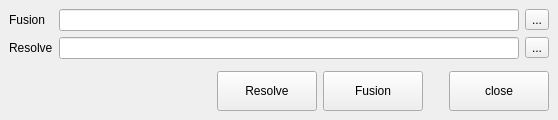
First picture: the form in library/python/rs/tool/resolve_launcher/resolve_launcher.ui, repository nakano000/Resolve_Script, before the edit.
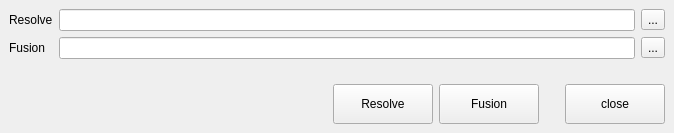
Second picture: the form after the edit.

Commit message: UI調整

```diff
--- a/library/python/rs/tool/resolve_launcher/resolve_launcher.ui
+++ b/library/python/rs/tool/resolve_launcher/resolve_launcher.ui
@@ -6,8 +6,8 @@
    <rect>
     <x>0</x>
     <y>0</y>
-    <width>558</width>
-    <height>120</height>
+    <width>674</width>
+    <height>133</height>
    </rect>
   </property>
   <property name="windowTitle">
@@ -18,34 +18,34 @@
     <item>
      <layout class="QGridLayout" name="gridLayout">
       <item row="0" column="0">
-       <widget class="QLabel" name="label">
+       <widget class="QLabel" name="label_2">
         <property name="text">
-         <string>Fusion</string>
+         <string>Resolve</string>
         </property>
        </widget>
       </item>
       <item row="0" column="1">
-       <widget class="QLineEdit" name="fusionLineEdit"/>
+       <widget class="QLineEdit" name="resolveLineEdit"/>
       </item>
       <item row="0" column="2">
-       <widget class="QToolButton" name="fusionToolButton">
+       <widget class="QToolButton" name="resolveToolButton">
         <property name="text">
          <string>...</string>
         </property>
        </widget>
       </item>
       <item row="1" column="0">
-       <widget class="QLabel" name="label_2">
+       <widget class="QLabel" name="label">
         <property name="text">
-         <string>Resolve</string>
+         <string>Fusion</string>
         </property>
        </widget>
       </item>
       <item row="1" column="1">
-       <widget class="QLineEdit" name="resolveLineEdit"/>
+       <widget class="QLineEdit" name="fusionLineEdit"/>
       </item>
       <item row="1" column="2">
-       <widget class="QToolButton" name="resolveToolButton">
+       <widget class="QToolButton" name="fusionToolButton">
         <property name="text">
          <string>...</string>
         </property>
@@ -60,8 +60,8 @@
       </property>
       <property name="sizeHint" stdset="0">
        <size>
-        <width>20</width>
-        <height>0</height>
+        <width>653</width>
+        <height>10</height>
        </size>
       </property>
      </spacer>
```
The commit also changes 1 other file.
